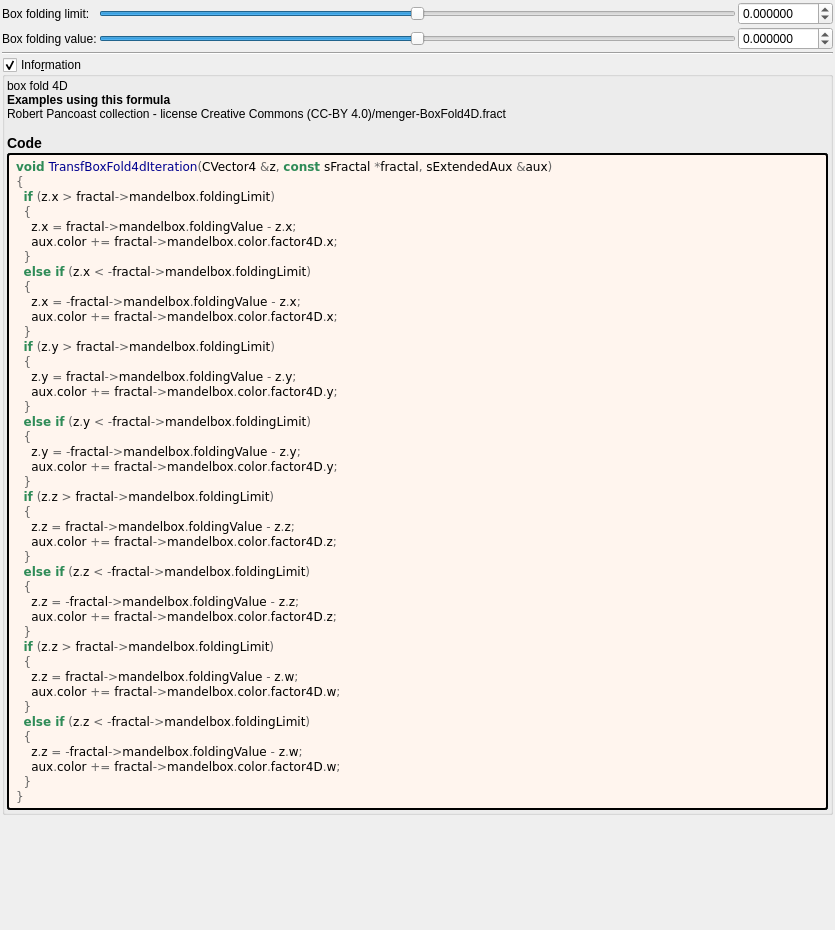
This is mandelbulber2/formula/ui/fractal_transf_box_fold4d.ui in buddhi1980/mandelbulber2 as Qt 5 draws it before an edit. The edited form follows.
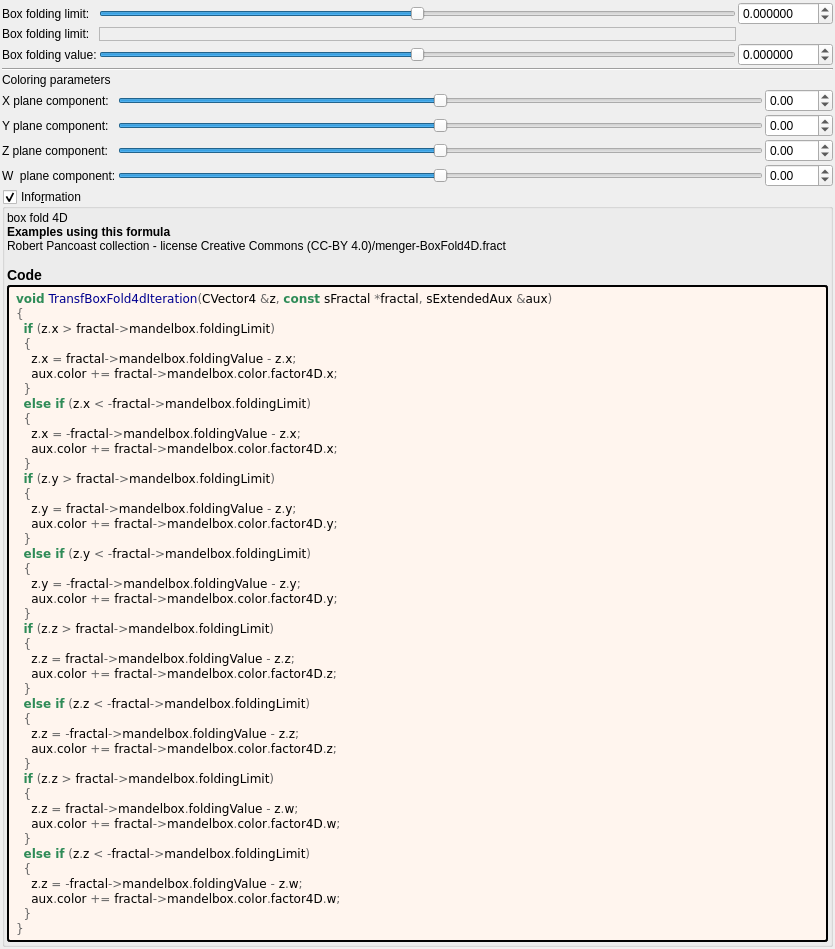
This is the edited form. Custom widgets are drawn as their Qt base class.

Commit message: more general color updates and fixes

```diff
--- a/mandelbulber2/formula/ui/fractal_transf_box_fold4d.ui
+++ b/mandelbulber2/formula/ui/fractal_transf_box_fold4d.ui
@@ -34,6 +34,62 @@
      <property name="spacing">
       <number>2</number>
      </property>
+     <item row="0" column="2">
+      <widget class="MyDoubleSpinBox" name="spinbox_mandelbox_folding_limit">
+       <property name="sizePolicy">
+        <sizepolicy hsizetype="Minimum" vsizetype="Maximum">
+         <horstretch>0</horstretch>
+         <verstretch>0</verstretch>
+        </sizepolicy>
+       </property>
+       <property name="prefix">
+        <string/>
+       </property>
+       <property name="suffix">
+        <string/>
+       </property>
+       <property name="decimals">
+        <number>6</number>
+       </property>
+       <property name="minimum">
+        <double>-100.000000000000000</double>
+       </property>
+       <property name="maximum">
+        <double>100.000000000000000</double>
+       </property>
+       <property name="singleStep">
+        <double>0.100000000000000</double>
+       </property>
+      </widget>
+     </item>
+     <item row="2" column="2">
+      <widget class="MyDoubleSpinBox" name="spinbox_mandelbox_folding_value">
+       <property name="sizePolicy">
+        <sizepolicy hsizetype="Minimum" vsizetype="Maximum">
+         <horstretch>0</horstretch>
+         <verstretch>0</verstretch>
+        </sizepolicy>
+       </property>
+       <property name="prefix">
+        <string/>
+       </property>
+       <property name="suffix">
+        <string/>
+       </property>
+       <property name="decimals">
+        <number>6</number>
+       </property>
+       <property name="minimum">
+        <double>-100.000000000000000</double>
+       </property>
+       <property name="maximum">
+        <double>100.000000000000000</double>
+       </property>
+       <property name="singleStep">
+        <double>0.100000000000000</double>
+       </property>
+      </widget>
+     </item>
      <item row="0" column="0">
       <widget class="QLabel" name="label_47">
        <property name="text">
@@ -41,14 +97,7 @@
        </property>
       </widget>
      </item>
-     <item row="1" column="0">
-      <widget class="QLabel" name="label_46">
-       <property name="text">
-        <string>Box folding value:</string>
-       </property>
-      </widget>
-     </item>
-     <item row="1" column="1">
+     <item row="2" column="1">
       <widget class="QSlider" name="slider_mandelbox_folding_value">
        <property name="sizePolicy">
         <sizepolicy hsizetype="Expanding" vsizetype="Maximum">
@@ -92,59 +141,27 @@
        </property>
       </widget>
      </item>
-     <item row="1" column="2">
-      <widget class="MyDoubleSpinBox" name="spinbox_mandelbox_folding_value">
-       <property name="sizePolicy">
-        <sizepolicy hsizetype="Minimum" vsizetype="Maximum">
-         <horstretch>0</horstretch>
-         <verstretch>0</verstretch>
-        </sizepolicy>
+     <item row="2" column="0">
+      <widget class="QLabel" name="label_46">
+       <property name="text">
+        <string>Box folding value:</string>
        </property>
-       <property name="prefix">
-        <string/>
+      </widget>
+     </item>
+     <item row="1" column="0">
+      <widget class="QLabel" name="label_48">
+       <property name="text">
+        <string>Box folding limit:</string>
        </property>
-       <property name="suffix">
-        <string/>
-       </property>
-       <property name="decimals">
-        <number>6</number>
-       </property>
-       <property name="minimum">
-        <double>-100.000000000000000</double>
-       </property>
-       <property name="maximum">
-        <double>100.000000000000000</double>
-       </property>
-       <property name="singleStep">
-        <double>0.100000000000000</double>
-       </property>
       </widget>
      </item>
-     <item row="0" column="2">
-      <widget class="MyDoubleSpinBox" name="spinbox_mandelbox_folding_limit">
-       <property name="sizePolicy">
-        <sizepolicy hsizetype="Minimum" vsizetype="Maximum">
-         <horstretch>0</horstretch>
-         <verstretch>0</verstretch>
-        </sizepolicy>
+     <item row="1" column="1">
+      <widget class="QFrame" name="frame">
+       <property name="frameShape">
+        <enum>QFrame::StyledPanel</enum>
        </property>
-       <property name="prefix">
-        <string/>
-       </property>
-       <property name="suffix">
-        <string/>
-       </property>
-       <property name="decimals">
-        <number>6</number>
-       </property>
-       <property name="minimum">
-        <double>-100.000000000000000</double>
-       </property>
-       <property name="maximum">
-        <double>100.000000000000000</double>
-       </property>
-       <property name="singleStep">
-        <double>0.100000000000000</double>
+       <property name="frameShadow">
+        <enum>QFrame::Raised</enum>
        </property>
       </widget>
      </item>
@@ -157,6 +174,248 @@
      </property>
     </widget>
    </item>
+   <item>
+    <layout class="QGridLayout" name="gridLayout_4">
+     <property name="spacing">
+      <number>2</number>
+     </property>
+     <item row="3" column="2">
+      <widget class="MyDoubleSpinBox" name="spinbox3_mandelbox_color_4D_z">
+       <property name="sizePolicy">
+        <sizepolicy hsizetype="Minimum" vsizetype="Maximum">
+         <horstretch>0</horstretch>
+         <verstretch>0</verstretch>
+        </sizepolicy>
+       </property>
+       <property name="prefix">
+        <string/>
+       </property>
+       <property name="suffix">
+        <string/>
+       </property>
+       <property name="decimals">
+        <number>2</number>
+       </property>
+       <property name="minimum">
+        <double>-100.000000000000000</double>
+       </property>
+       <property name="maximum">
+        <double>100.000000000000000</double>
+       </property>
+       <property name="singleStep">
+        <double>0.100000000000000</double>
+       </property>
+      </widget>
+     </item>
+     <item row="1" column="1">
+      <widget class="QSlider" name="slider3_mandelbox_color_4D_x">
+       <property name="sizePolicy">
+        <sizepolicy hsizetype="Expanding" vsizetype="Maximum">
+         <horstretch>0</horstretch>
+         <verstretch>0</verstretch>
+        </sizepolicy>
+       </property>
+       <property name="minimum">
+        <number>-500</number>
+       </property>
+       <property name="maximum">
+        <number>500</number>
+       </property>
+       <property name="singleStep">
+        <number>1</number>
+       </property>
+       <property name="orientation">
+        <enum>Qt::Horizontal</enum>
+       </property>
+      </widget>
+     </item>
+     <item row="2" column="1">
+      <widget class="QSlider" name="slider3_mandelbox_color_4D_y">
+       <property name="sizePolicy">
+        <sizepolicy hsizetype="Expanding" vsizetype="Maximum">
+         <horstretch>0</horstretch>
+         <verstretch>0</verstretch>
+        </sizepolicy>
+       </property>
+       <property name="minimum">
+        <number>-500</number>
+       </property>
+       <property name="maximum">
+        <number>500</number>
+       </property>
+       <property name="singleStep">
+        <number>1</number>
+       </property>
+       <property name="orientation">
+        <enum>Qt::Horizontal</enum>
+       </property>
+      </widget>
+     </item>
+     <item row="4" column="2">
+      <widget class="MyDoubleSpinBox" name="spinbox3_mandelbox_color_4D_w">
+       <property name="sizePolicy">
+        <sizepolicy hsizetype="Minimum" vsizetype="Maximum">
+         <horstretch>0</horstretch>
+         <verstretch>0</verstretch>
+        </sizepolicy>
+       </property>
+       <property name="prefix">
+        <string/>
+       </property>
+       <property name="suffix">
+        <string/>
+       </property>
+       <property name="decimals">
+        <number>2</number>
+       </property>
+       <property name="minimum">
+        <double>-100.000000000000000</double>
+       </property>
+       <property name="maximum">
+        <double>100.000000000000000</double>
+       </property>
+       <property name="singleStep">
+        <double>0.100000000000000</double>
+       </property>
+      </widget>
+     </item>
+     <item row="4" column="1">
+      <widget class="QSlider" name="slider3_mandelbox_color_4D_w">
+       <property name="sizePolicy">
+        <sizepolicy hsizetype="Expanding" vsizetype="Maximum">
+         <horstretch>0</horstretch>
+         <verstretch>0</verstretch>
+        </sizepolicy>
+       </property>
+       <property name="minimum">
+        <number>-500</number>
+       </property>
+       <property name="maximum">
+        <number>500</number>
+       </property>
+       <property name="singleStep">
+        <number>1</number>
+       </property>
+       <property name="orientation">
+        <enum>Qt::Horizontal</enum>
+       </property>
+      </widget>
+     </item>
+     <item row="4" column="0">
+      <widget class="QLabel" name="label_30">
+       <property name="text">
+        <string>W  plane component:</string>
+       </property>
+      </widget>
+     </item>
+     <item row="3" column="1">
+      <widget class="QSlider" name="slider3_mandelbox_color_4D_z">
+       <property name="sizePolicy">
+        <sizepolicy hsizetype="Expanding" vsizetype="Maximum">
+         <horstretch>0</horstretch>
+         <verstretch>0</verstretch>
+        </sizepolicy>
+       </property>
+       <property name="minimum">
+        <number>-500</number>
+       </property>
+       <property name="maximum">
+        <number>500</number>
+       </property>
+       <property name="singleStep">
+        <number>1</number>
+       </property>
+       <property name="orientation">
+        <enum>Qt::Horizontal</enum>
+       </property>
+      </widget>
+     </item>
+     <item row="2" column="2">
+      <widget class="MyDoubleSpinBox" name="spinbox3_mandelbox_color_4D_y">
+       <property name="sizePolicy">
+        <sizepolicy hsizetype="Minimum" vsizetype="Maximum">
+         <horstretch>0</horstretch>
+         <verstretch>0</verstretch>
+        </sizepolicy>
+       </property>
+       <property name="prefix">
+        <string/>
+       </property>
+       <property name="suffix">
+        <string/>
+       </property>
+       <property name="decimals">
+        <number>2</number>
+       </property>
+       <property name="minimum">
+        <double>-100.000000000000000</double>
+       </property>
+       <property name="maximum">
+        <double>100.000000000000000</double>
+       </property>
+       <property name="singleStep">
+        <double>0.100000000000000</double>
+       </property>
+      </widget>
+     </item>
+     <item row="1" column="2">
+      <widget class="MyDoubleSpinBox" name="spinbox3_mandelbox_color_4D_x">
+       <property name="sizePolicy">
+        <sizepolicy hsizetype="Minimum" vsizetype="Maximum">
+         <horstretch>0</horstretch>
+         <verstretch>0</verstretch>
+        </sizepolicy>
+       </property>
+       <property name="prefix">
+        <string/>
+       </property>
+       <property name="suffix">
+        <string/>
+       </property>
+       <property name="decimals">
+        <number>2</number>
+       </property>
+       <property name="minimum">
+        <double>-100.000000000000000</double>
+       </property>
+       <property name="maximum">
+        <double>100.000000000000000</double>
+       </property>
+       <property name="singleStep">
+        <double>0.100000000000000</double>
+       </property>
+      </widget>
+     </item>
+     <item row="0" column="0" colspan="2">
+      <widget class="QLabel" name="label_31">
+       <property name="text">
+        <string>Coloring parameters</string>
+       </property>
+      </widget>
+     </item>
+     <item row="3" column="0">
+      <widget class="QLabel" name="label_27">
+       <property name="text">
+        <string>Z plane component:</string>
+       </property>
+      </widget>
+     </item>
+     <item row="2" column="0">
+      <widget class="QLabel" name="label_26">
+       <property name="text">
+        <string>Y plane component:</string>
+       </property>
+      </widget>
+     </item>
+     <item row="1" column="0">
+      <widget class="QLabel" name="label_25">
+       <property name="text">
+        <string>X plane component:</string>
+       </property>
+      </widget>
+     </item>
+    </layout>
+   </item>
    <item>
     <widget class="MyGroupBox" name="groupCheck_info">
      <property name="title">
@@ -185,27 +444,30 @@
        <number>2</number>
       </property>
       <item>
-	   <widget class="QLabel" name="label_information_general">
-	    <property name="text">
-		 <string notr="true">&lt;p&gt;box fold 4D&lt;/p&gt;&lt;table&gt;
+       <widget class="QLabel" name="label_information_general">
+        <property name="text">
+         <string notr="true">&lt;p&gt;box fold 4D&lt;/p&gt;&lt;table&gt;
 &lt;/table&gt;
 &lt;br&gt;&lt;b&gt;Examples using this formula&lt;/b&gt;&lt;br&gt;Robert Pancoast collection - license Creative Commons (CC-BY 4.0)/menger-BoxFold4D.fract&lt;h3&gt;Code&lt;/h3&gt;</string>
-		</property>
-		<property name="wordWrap">
-		 <bool>true</bool>
-		</property>
-		<property name="openExternalLinks">
-		 <bool>true</bool>
-		</property>
-		<property name="textInteractionFlags">
-		 <set>Qt::LinksAccessibleByMouse|Qt::TextSelectableByMouse</set>
-		</property>
-		</widget>
-	   </item>
-	   <item>
-	    <widget class="QLabel" name="label_code_content">
-		 <property name="text">
-		  <string notr="true">&lt;body style=&quot;background-color:#fff5ee&quot;&gt;
+        </property>
+        <property name="wordWrap">
+         <bool>true</bool>
+        </property>
+        <property name="openExternalLinks">
+         <bool>true</bool>
+        </property>
+        <property name="textInteractionFlags">
+         <set>Qt::LinksAccessibleByMouse|Qt::TextSelectableByMouse</set>
+        </property>
+       </widget>
+      </item>
+      <item>
+       <widget class="QLabel" name="label_code_content">
+        <property name="styleSheet">
+         <string notr="true">border-style: outset; border-width: 2px; border-radius: 3px; border-color: black; background-color: #fff5ee; padding: 4px;</string>
+        </property>
+        <property name="text">
+         <string notr="true">&lt;body style=&quot;background-color:#fff5ee&quot;&gt;
 &lt;pre style=&quot;color:#000000; background-color:#fff5ee;  font-family:'Courier New',monospace;&quot;&gt;&lt;span style=&quot;color:#2e8b57; font-weight:bold&quot;&gt;void&lt;/span&gt; &lt;span style=&quot;color:#00008f&quot;&gt;TransfBoxFold4dIteration&lt;/span&gt;&lt;span style=&quot;color:#676767&quot;&gt;(&lt;/span&gt;CVector4 &lt;span style=&quot;color:#676767&quot;&gt;&amp;amp;&lt;/span&gt;z&lt;span style=&quot;color:#676767&quot;&gt;,&lt;/span&gt; &lt;span style=&quot;color:#2e8b57; font-weight:bold&quot;&gt;const&lt;/span&gt; sFractal &lt;span style=&quot;color:#676767&quot;&gt;*&lt;/span&gt;fractal&lt;span style=&quot;color:#676767&quot;&gt;,&lt;/span&gt; sExtendedAux &lt;span style=&quot;color:#676767&quot;&gt;&amp;amp;&lt;/span&gt;aux&lt;span style=&quot;color:#676767&quot;&gt;)&lt;/span&gt;
 &lt;span style=&quot;color:#676767&quot;&gt;{&lt;/span&gt;
   &lt;span style=&quot;color:#2e8b57; font-weight:bold&quot;&gt;if&lt;/span&gt; &lt;span style=&quot;color:#676767&quot;&gt;(&lt;/span&gt;z&lt;span style=&quot;color:#676767&quot;&gt;.&lt;/span&gt;x &lt;span style=&quot;color:#676767&quot;&gt;&amp;gt;&lt;/span&gt; fractal&lt;span style=&quot;color:#676767&quot;&gt;-&amp;gt;&lt;/span&gt;mandelbox&lt;span style=&quot;color:#676767&quot;&gt;.&lt;/span&gt;foldingLimit&lt;span style=&quot;color:#676767&quot;&gt;)&lt;/span&gt;
@@ -251,22 +513,19 @@
 &lt;span style=&quot;color:#676767&quot;&gt;}&lt;/span&gt;
 &lt;/pre&gt;
 &lt;/body&gt;</string>
-		 </property>
-		 <property name="wordWrap">
-		  <bool>true</bool>
-		 </property>
-		 <property name="openExternalLinks">
-		  <bool>true</bool>
-		 </property>
-		 <property name="textInteractionFlags">
-		  <set>Qt::LinksAccessibleByMouse|Qt::TextSelectableByMouse</set>
-		 </property>
-		 <property name="styleSheet">
-		  <string notr="true">border-style: outset; border-width: 2px; border-radius: 3px; border-color: black; background-color: #fff5ee; padding: 4px;</string>
-		  </property>
-		 </widget>
-		</item>
-	   </layout>
+        </property>
+        <property name="wordWrap">
+         <bool>true</bool>
+        </property>
+        <property name="openExternalLinks">
+         <bool>true</bool>
+        </property>
+        <property name="textInteractionFlags">
+         <set>Qt::LinksAccessibleByMouse|Qt::TextSelectableByMouse</set>
+        </property>
+       </widget>
+      </item>
+     </layout>
     </widget>
    </item>
    <item>
@@ -285,17 +544,17 @@
   </layout>
  </widget>
  <customwidgets>
-  <customwidget>
-   <class>MyDoubleSpinBox</class>
-   <extends>QDoubleSpinBox</extends>
-   <header>my_double_spin_box.h</header>
-  </customwidget>
   <customwidget>
    <class>MyGroupBox</class>
    <extends>QGroupBox</extends>
    <header>my_group_box.h</header>
    <container>1</container>
   </customwidget>
+  <customwidget>
+   <class>MyDoubleSpinBox</class>
+   <extends>QDoubleSpinBox</extends>
+   <header>my_double_spin_box.h</header>
+  </customwidget>
  </customwidgets>
  <tabstops>
   <tabstop>slider_mandelbox_folding_limit</tabstop>
```
Left out of the diff: 2 changed lines with no effect on the pictures. The commit also changes 6 other files.
